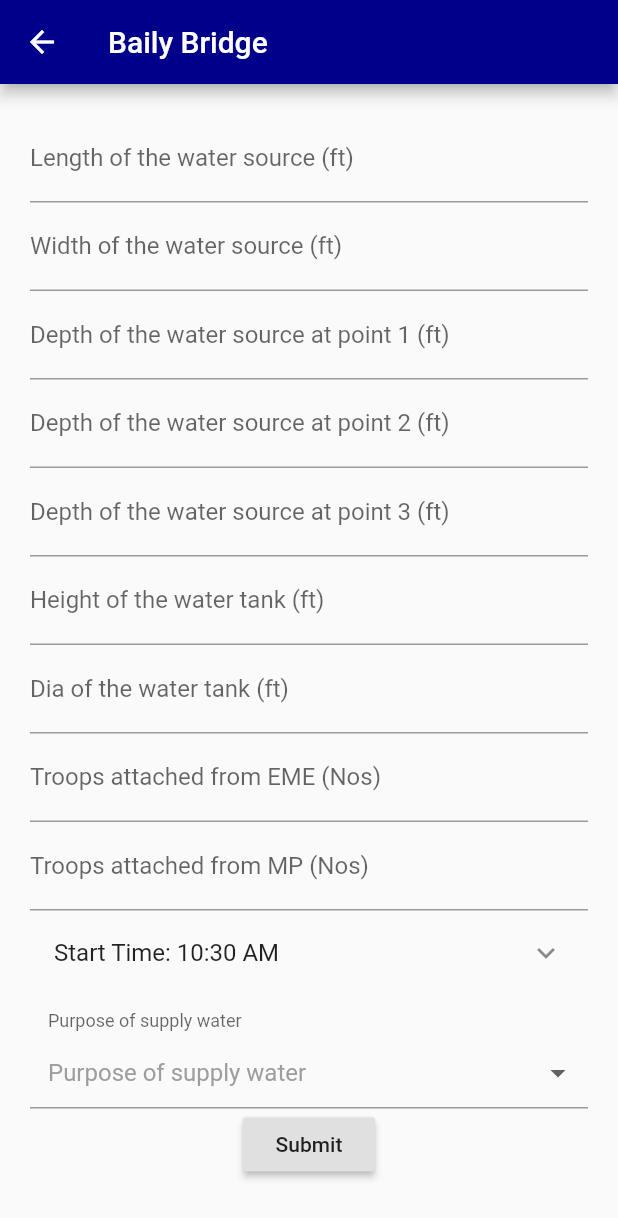
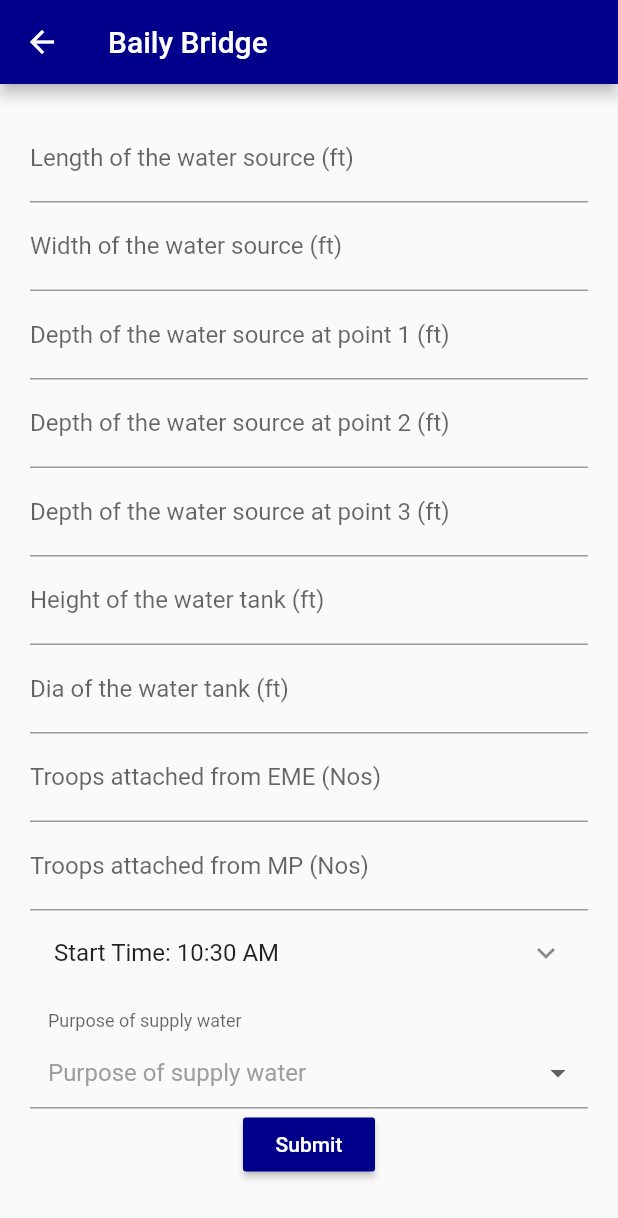
Before and after one commit to mdrafee03/general_engineering, a Flutter app: the BrigadeWaterPointInput screen opened directly with empty values, on a phone screen of 412 x 824 dp. Shown: the top 1218 px of the screen. Run offline on Flutter 3.47's test engine with Material 2 defaults, Android fonts, the phone set to English and light mode, and no system bars; drawn by our look-alikes of dropdown_formfield; our stand-ins replace pdf, permission_handler, printing; missing offline and left inert: flutter_plugin_pdf_viewer.

Commit message:
design change for submit button

```diff
--- a/lib/screens/brigade-water-point/screens/brigade_water_point_input.dart
+++ b/lib/screens/brigade-water-point/screens/brigade_water_point_input.dart
@@ -4,6 +4,7 @@ import 'package:dropdown_formfield/dropdown_formfield.dart';
 import '../../../models/general_engineering.dart';
 import '../../../router/route_const.dart';
 import '../../../screens/brigade-water-point/models/brigade_water_point.dart';
+import '../../../shared/widgets/input_submit_button.dart';
 
 class BrigadeWaterPointInput extends StatefulWidget {
   @override
@@ -155,10 +156,7 @@ class _BrigadeWaterPointInputState extends State<BrigadeWaterPointInput> {
                   textField: 'display',
                   valueField: 'value',
                 ),
-                RaisedButton(
-                  onPressed: () => handleSubmit(context),
-                  child: Text('Submit'),
-                )
+                InputSubmitButton(handleSubmit),
               ],
             ),
           ),
--- a/lib/screens/building-materials/screens/brick-wall/screens/brick_wall_input.dart
+++ b/lib/screens/building-materials/screens/brick-wall/screens/brick_wall_input.dart
@@ -2,6 +2,7 @@ import 'package:flutter/material.dart';
 
 import '../../../../../models/general_engineering.dart';
 import '../../../../../router/route_const.dart';
+import '../../../../../shared/widgets/input_submit_button.dart';
 import '../models/brick_wall.dart';
 
 class BrickWallInput extends StatefulWidget {
@@ -87,10 +88,7 @@ class _BrickWallInputState extends State<BrickWallInput> {
                     ],
                   ),
                 ),
-                RaisedButton(
-                  onPressed: () => handleSubmit(context),
-                  child: Text('Submit'),
-                )
+                InputSubmitButton(handleSubmit),
               ],
             ),
           ),
--- a/lib/screens/building-materials/screens/concrete-slab/screens/concrete_slab_input.dart
+++ b/lib/screens/building-materials/screens/concrete-slab/screens/concrete_slab_input.dart
@@ -2,6 +2,7 @@ import 'package:flutter/material.dart';
 
 import '../../../../../models/general_engineering.dart';
 import '../../../../../router/route_const.dart';
+import '../../../../../shared/widgets/input_submit_button.dart';
 import '../models/concrete_slab.dart';
 
 class ConcreteSlabInput extends StatefulWidget {
@@ -105,10 +106,7 @@ class _ConcreteSlabInputState extends State<ConcreteSlabInput> {
                     ],
                   ),
                 ),
-                RaisedButton(
-                  onPressed: () => handleSubmit(context),
-                  child: Text('Submit'),
-                )
+                InputSubmitButton(handleSubmit),
               ],
             ),
           ),
--- /dev/null
+++ b/lib/shared/widgets/input_submit_button.dart
@@ -0,0 +1,16 @@
+import 'package:flutter/material.dart';
+
+class InputSubmitButton extends StatelessWidget {
+  final Function handleSubmit;
+  InputSubmitButton(this.handleSubmit);
+
+  @override
+  Widget build(BuildContext context) {
+    return RaisedButton(
+      color: Theme.of(context).primaryColor,
+      textColor: Colors.white,
+      onPressed: () => handleSubmit(context),
+      child: Text('Submit'),
+    );
+  }
+}
```
